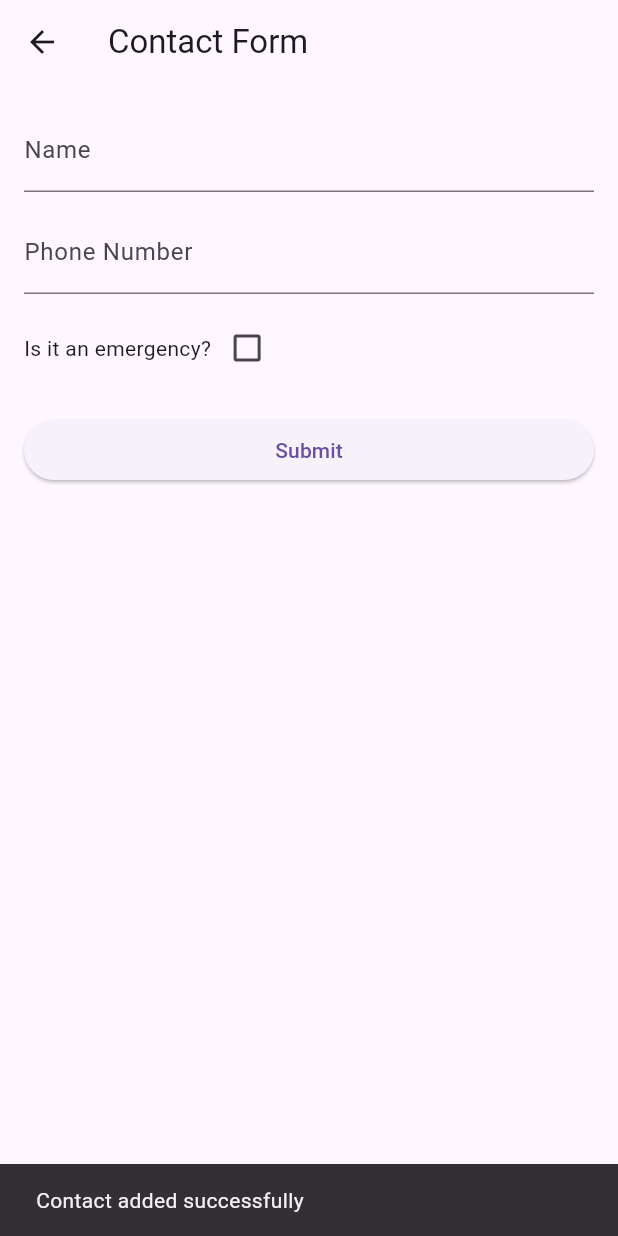
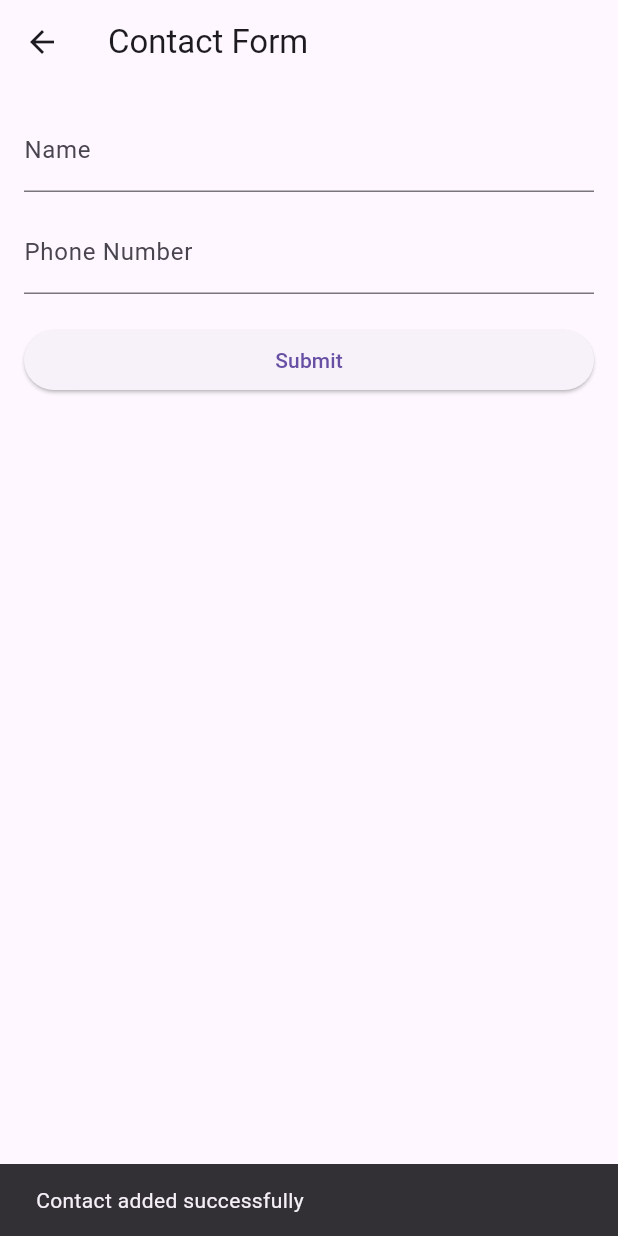
Before and after one commit to BavarianAT/GUCY-AdminPannel, a Flutter app: the UploadContactPage screen opened directly, after a tap on "Submit", on a phone screen of 412 x 824 dp. Run offline on Flutter 3.47's test engine with Material 3 defaults, Android fonts, the phone set to English and light mode, and no system bars; our stand-ins replace cloud_firestore, firebase_auth, firebase_core, firebase_messaging, firebase_storage, flutter_rating_bar and 3 more; missing offline and left inert: flutter_phone_direct_caller, password_strength_checker; accounts and stored records are empty.

Commit message:
Update contacts

```diff
--- a/lib/models/contacts_data.dart
+++ b/lib/models/contacts_data.dart
@@ -4,12 +4,11 @@ class Contacts {
   String? id;
   String name;
   String phoneNumber;
-  bool  isEmergency;
 
-  Contacts({this.id, required this.name, required this.phoneNumber ,required this.isEmergency});
+  Contacts({this.id, required this.name, required this.phoneNumber });
 
-  Map<String, dynamic> toJson() => {'id': id, 'name': name, 'phoneNumber': phoneNumber , 'isEmergency':isEmergency};
+  Map<String, dynamic> toJson() => {'id': id, 'name': name, 'phoneNumber': phoneNumber };
 
   static Contacts fromJson(Map<String, dynamic> json) =>
-      Contacts(id: json['id'], name: json['name'], phoneNumber: json['phoneNumber'] , isEmergency: json['isEmergency']);
+      Contacts(id: json['id'], name: json['name'], phoneNumber: json['phoneNumber'] );
 }
--- a/lib/pages/UploadContactPage.dart
+++ b/lib/pages/UploadContactPage.dart
@@ -52,20 +52,6 @@ class _UploadContactPageState extends State<UploadContactPage> {
                   return null;
                 },
               ),
-              SizedBox(height: 12.0),
-              Row(
-                children: <Widget>[
-                  Text('Is it an emergency?'),
-                  Checkbox(
-                    value: isEmergency,
-                    onChanged: (value) {
-                      setState(() {
-                        isEmergency = value!;
-                      });
-                    },
-                  ),
-                ],
-              ),
               SizedBox(height: 20.0),
               ElevatedButton(
                 onPressed: () {
@@ -88,8 +74,7 @@ class _UploadContactPageState extends State<UploadContactPage> {
       FirebaseFirestore.instance.collection('contacts');
       Contacts newcontact = Contacts(
       name : name ,
-      phoneNumber: phoneNumber,
-      isEmergency: isEmergency
+      phoneNumber: phoneNumber
     );
     // Push the new contact to Firebase database with an auto-generated ID
     emegencyNumbersCollection.add(newcontact.toJson()).then((value) {
--- a/lib/pages/contact_service.dart
+++ b/lib/pages/contact_service.dart
@@ -13,8 +13,7 @@ Future<List<Contacts>> getemergencyNums() async {
       Contacts contact = Contacts(
             id: document.id,
             name: emergencyNum['name'],
-            phoneNumber: emergencyNum['phoneNumber'],
-            isEmergency: emergencyNum['isEmergency']
+            phoneNumber: emergencyNum['phoneNumber']
           );
       allemergencyNums.add(contact);
     }
```
Also changed, not shown: lib/pages/DeletContact.dart (+3 -7 lines).
